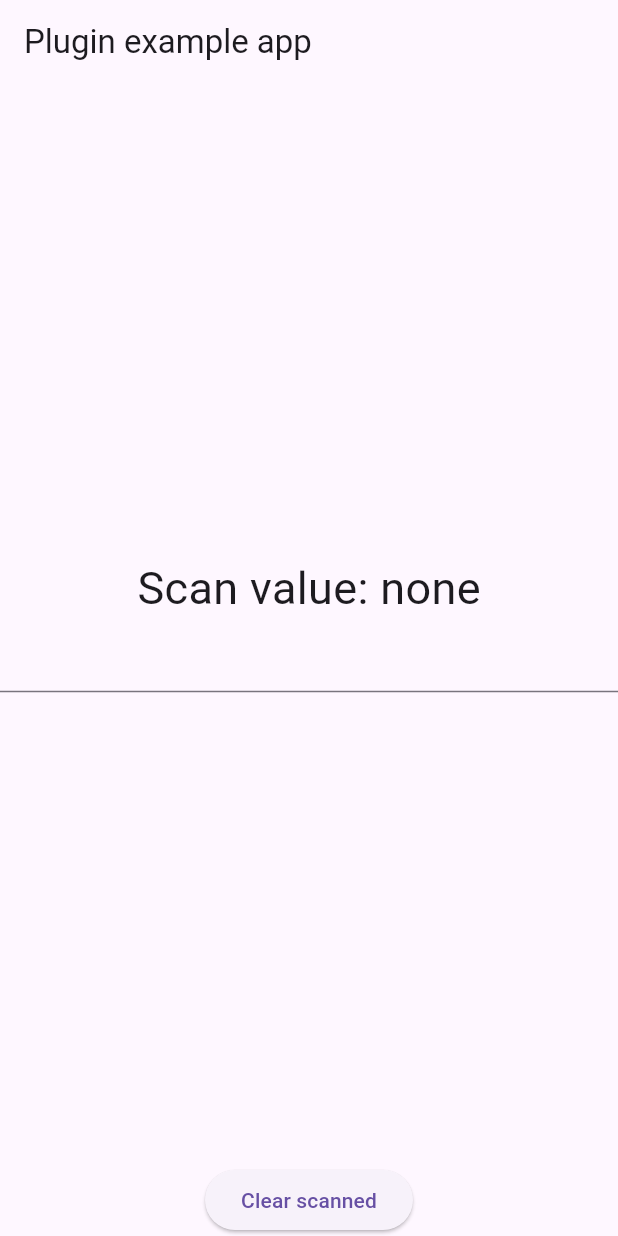
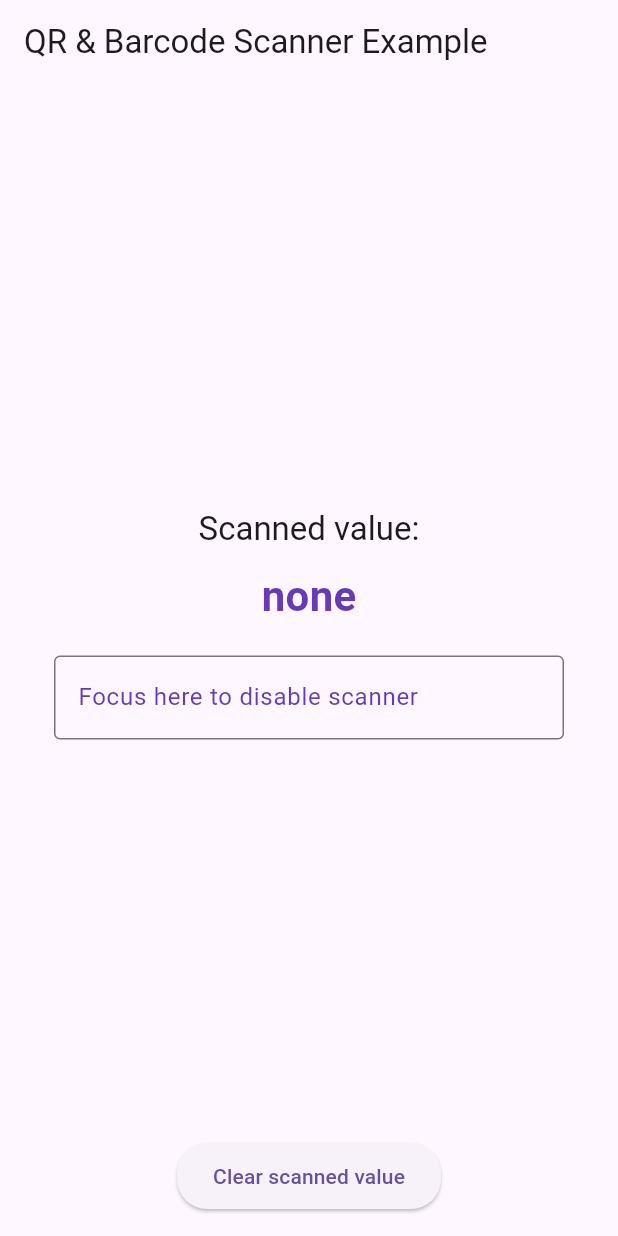
Before and after one commit to FrenkyDema/qrcode_barcode_scanner, a Flutter app: the screen it shows after launch, on a phone screen of 412 x 824 dp. Run offline on Flutter 3.47's test engine with Material 3 defaults, Android fonts, the phone set to English and light mode, and no system bars; our stand-ins replace plugin_platform_interface.

Commit message:
Update main.dart

```diff
--- a/example/lib/main.dart
+++ b/example/lib/main.dart
@@ -5,40 +5,72 @@ void main() {
   runApp(const MyApp());
 }
 
-class MyApp extends StatefulWidget {
+class MyApp extends StatelessWidget {
   const MyApp({super.key});
 
   @override
-  State<MyApp> createState() => _MyAppState();
+  Widget build(BuildContext context) {
+    return MaterialApp(
+      theme: ThemeData(
+        primarySwatch: Colors.deepPurple,
+        elevatedButtonTheme: ElevatedButtonThemeData(
+          style: ElevatedButton.styleFrom(
+            padding: const EdgeInsets.symmetric(horizontal: 24, vertical: 12),
+            shape: RoundedRectangleBorder(
+              borderRadius: BorderRadius.circular(20),
+            ),
+          ),
+        ),
+        inputDecorationTheme: const InputDecorationTheme(
+          border: OutlineInputBorder(),
+          labelStyle: TextStyle(color: Colors.deepPurple),
+        ),
+      ),
+      home: const ScannerDemo(),
+    );
+  }
 }
 
-class _MyAppState extends State<MyApp> {
-  String? _scanValue;
+class ScannerDemo extends StatefulWidget {
+  const ScannerDemo({super.key});
 
-  void setScannedValue(String value) {
-    setState(() {
-      _scanValue = value;
-    });
-  }
+  @override
+  State<ScannerDemo> createState() => _ScannerDemoState();
+}
+
+class _ScannerDemoState extends State<ScannerDemo> {
+  String? _scannedValue;
+  late QrcodeBarcodeScanner _scanner;
 
   @override
   void initState() {
     super.initState();
-    QrcodeBarcodeScanner(
+    // Initialize the scanner and set the callback for handling scanned values
+    _scanner = QrcodeBarcodeScanner(
       onScannedCallback: (String value) {
-        setScannedValue(value);
+        setState(() {
+          _scannedValue = value;
+        });
       },
     );
   }
 
   @override
+  void dispose() {
+    // Dispose the scanner when the widget is removed from the tree
+    _scanner.dispose();
+    super.dispose();
+  }
+
+  @override
   Widget build(BuildContext context) {
-    return MaterialApp(
-      home: Scaffold(
-        appBar: AppBar(
-          title: const Text('Plugin example app'),
-        ),
-        body: Column(
+    return Scaffold(
+      appBar: AppBar(
+        title: const Text('QR & Barcode Scanner Example'),
+      ),
+      body: Padding(
+        padding: const EdgeInsets.all(16.0),
+        child: Column(
           children: [
             Expanded(
               child: Center(
@@ -46,11 +78,28 @@ class _MyAppState extends State<MyApp> {
                   mainAxisSize: MainAxisSize.min,
                   children: [
                     Text(
-                      "Scan value: ${_scanValue ?? 'none'}",
-                      style: const TextStyle(fontSize: 30),
+                      "Scanned value:",
+                      style: Theme.of(context).textTheme.titleLarge,
                     ),
-                    TextFormField(
-                      keyboardType: TextInputType.text,
+                    const SizedBox(height: 10),
+                    Text(
+                      _scannedValue ?? 'none',
+                      style: const TextStyle(
+                        fontSize: 28,
+                        fontWeight: FontWeight.bold,
+                        color: Colors.deepPurple,
+                      ),
+                    ),
+                    const SizedBox(height: 20),
+                    const Padding(
+                      padding: EdgeInsets.symmetric(horizontal: 20.0),
+                      child: TextField(
+                        decoration: InputDecoration(
+                          labelText: 'Focus here to disable scanner',
+                          hintText: 'Tap to focus',
+                        ),
+                        keyboardType: TextInputType.text,
+                      ),
                     ),
                   ],
                 ),
@@ -59,11 +108,11 @@ class _MyAppState extends State<MyApp> {
             ElevatedButton(
               onPressed: () {
                 setState(() {
-                  _scanValue = null;
+                  _scannedValue = null; // Clear the scanned value
                 });
               },
-              child: const Text("Clear scanned"),
-            )
+              child: const Text("Clear scanned value"),
+            ),
           ],
         ),
       ),
```
